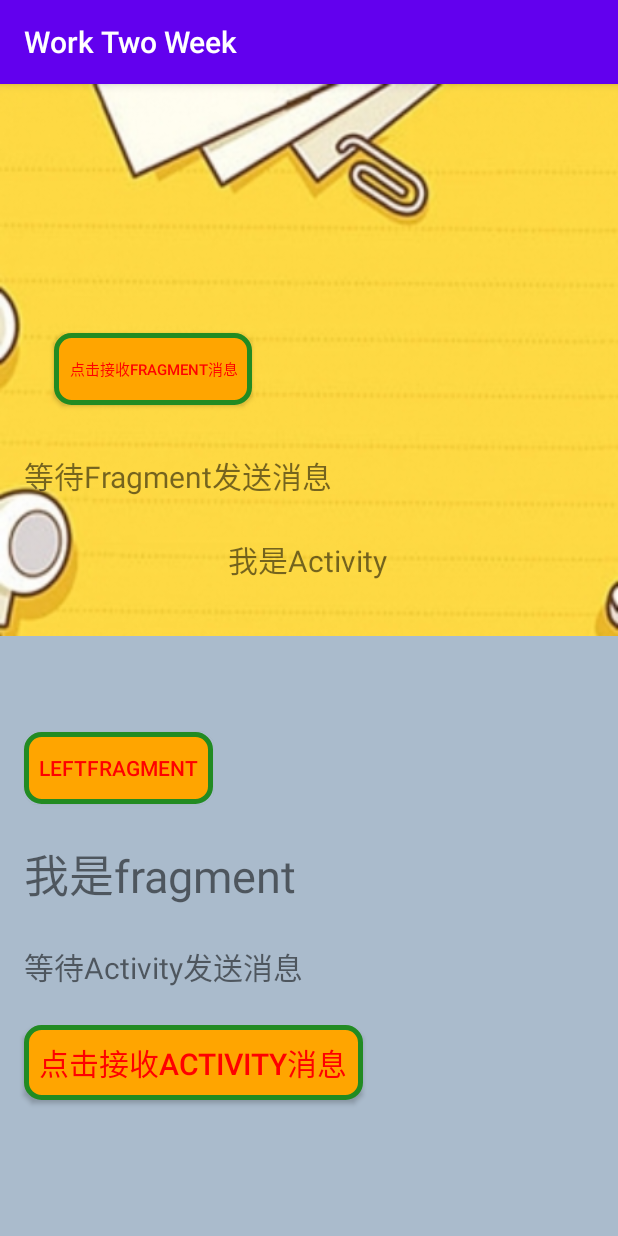
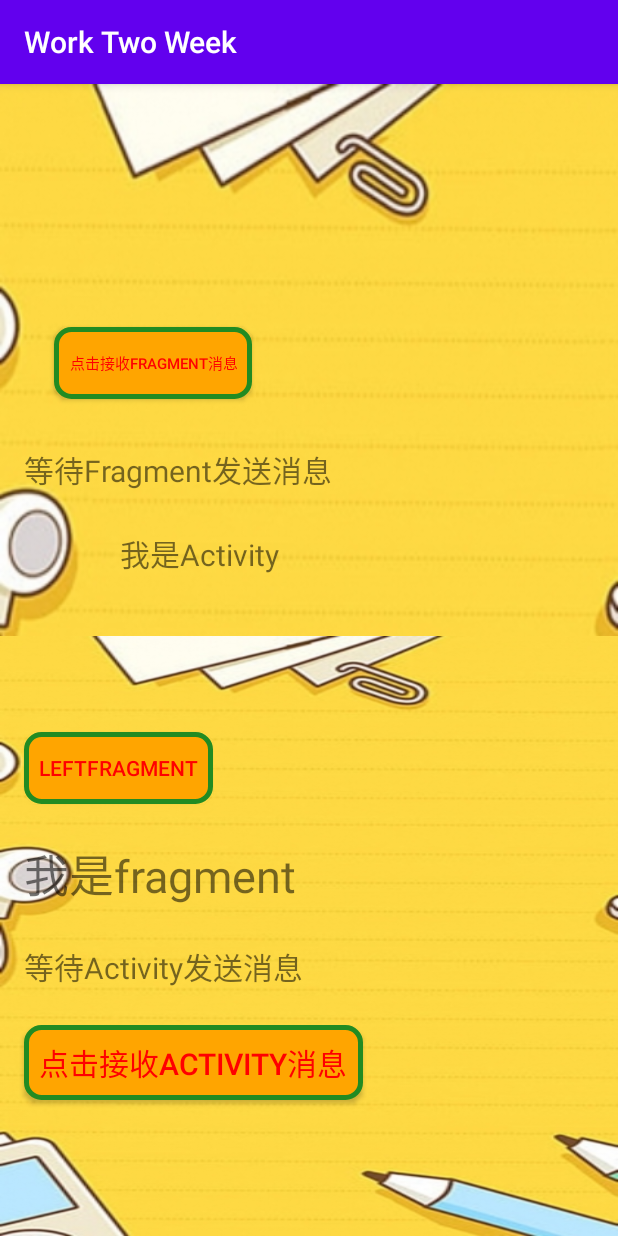
Before and after one commit to haoxiangkaixuea/Work-Two-Week, an Android app: the MainActivity2 screen opened directly, with no data from a screen before it, on a phone screen of 412 x 824 dp. Run offline under Robolectric (Android 15) with nearby library versions, the phone set to English and light mode, and no system bars.

Commit message:
第二周五次最终提交

```diff
--- a/app/src/main/res/layout/activity_left_fragment.xml
+++ b/app/src/main/res/layout/activity_left_fragment.xml
@@ -4,7 +4,7 @@
     xmlns:tools="http://schemas.android.com/tools"
     android:layout_width="match_parent"
     android:layout_height="match_parent"
-    android:background="#aabbcc"
+    android:background="@drawable/back_img"
     tools:context=".LeftFragment">
 
     <TextView
--- a/app/src/main/res/layout/activity_main2.xml
+++ b/app/src/main/res/layout/activity_main2.xml
@@ -12,8 +12,8 @@
         android:layout_width="wrap_content"
         android:layout_height="wrap_content"
         android:layout_gravity="center"
-        android:layout_marginStart="152dp"
-        android:layout_marginBottom="36dp"
+        android:layout_marginStart="80dp"
+        android:layout_marginBottom="40dp"
         android:text="我是Activity"
         android:textSize="20dp"
         app:layout_constraintBottom_toTopOf="@+id/fragment_container"
--- a/app/src/main/res/layout/activity_main3.xml
+++ b/app/src/main/res/layout/activity_main3.xml
@@ -6,7 +6,6 @@
     android:layout_height="match_parent"
     android:background="@drawable/back_img"
     tools:context=".MainActivity3">
-
 
     <TextView
         android:id="@+id/servicetext"
```
